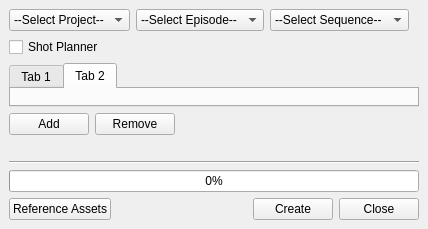
The window that ui/main.ui (iceanimations/createLayout) describes before a commit, drawn with Qt 5.
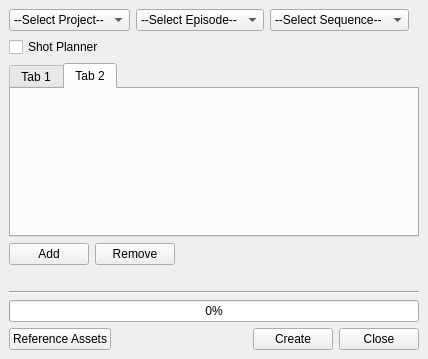
The same window after the commit.

Patch:
```diff
--- a/ui/main.ui
+++ b/ui/main.ui
@@ -7,7 +7,7 @@
     <x>0</x>
     <y>0</y>
     <width>428</width>
-    <height>229</height>
+    <height>359</height>
    </rect>
   </property>
   <property name="windowTitle">
```
